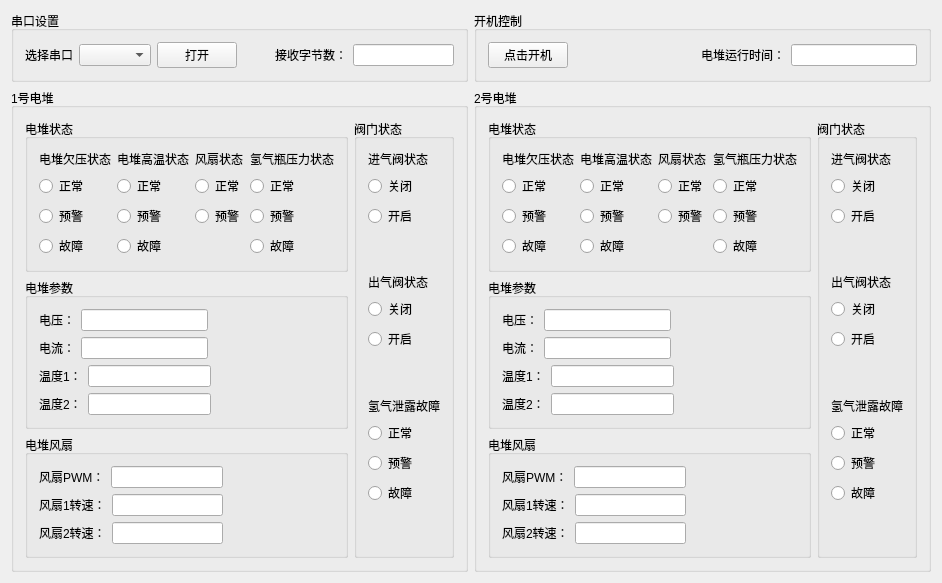
The window that CanFcDisplay/mainwindow.ui (yullll/CanFcDisplay) describes before a commit, drawn with Qt 5.
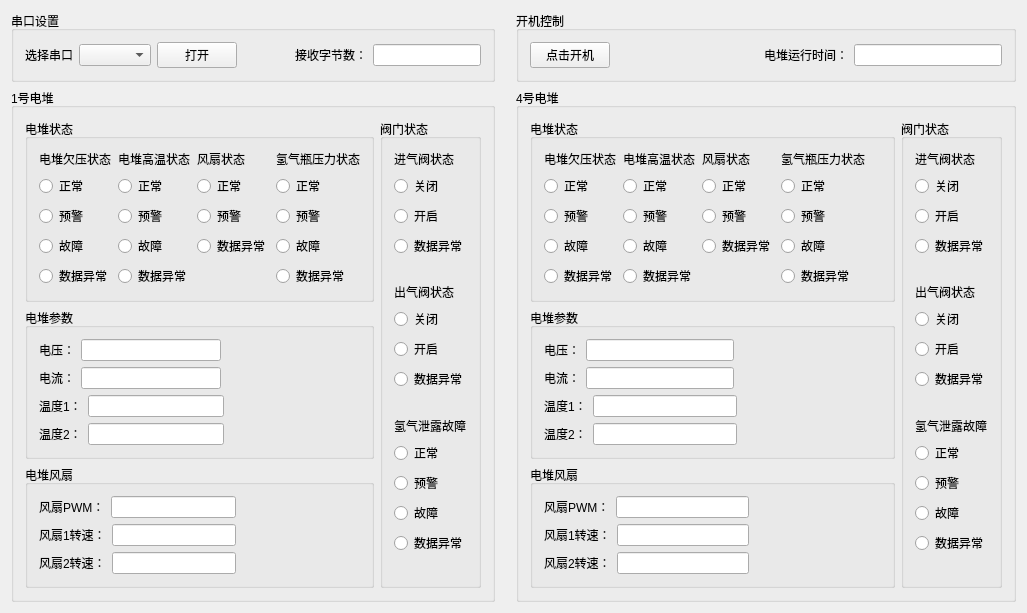
The same window after the commit.

The edit to the form file:
```diff
--- a/CanFcDisplay/mainwindow.ui
+++ b/CanFcDisplay/mainwindow.ui
@@ -6,8 +6,8 @@
    <rect>
     <x>0</x>
     <y>0</y>
-    <width>864</width>
-    <height>443</height>
+    <width>1027</width>
+    <height>513</height>
    </rect>
   </property>
   <property name="windowTitle">
@@ -61,7 +61,7 @@
     <item row="3" column="3">
      <widget class="QGroupBox" name="gridGroupBox">
       <property name="title">
-       <string>2号电堆</string>
+       <string>4号电堆</string>
       </property>
       <layout class="QGridLayout" name="gridLayout_9">
        <item row="1" column="0">
@@ -217,6 +217,13 @@
               </property>
              </widget>
             </item>
+            <item>
+             <widget class="QRadioButton" name="FC2UnderVoltageError">
+              <property name="text">
+               <string>数据异常</string>
+              </property>
+             </widget>
+            </item>
             <item>
              <spacer name="verticalSpacer_9">
               <property name="orientation">
@@ -262,6 +269,13 @@
               </property>
              </widget>
             </item>
+            <item>
+             <widget class="QRadioButton" name="FC2HighTemperatureError">
+              <property name="text">
+               <string>数据异常</string>
+              </property>
+             </widget>
+            </item>
             <item>
              <spacer name="verticalSpacer_10">
               <property name="orientation">
@@ -307,6 +321,13 @@
               </property>
              </widget>
             </item>
+            <item>
+             <widget class="QRadioButton" name="FC2LowPressureError">
+              <property name="text">
+               <string>数据异常</string>
+              </property>
+             </widget>
+            </item>
             <item>
              <spacer name="verticalSpacer_16">
               <property name="orientation">
@@ -345,6 +366,13 @@
               </property>
              </widget>
             </item>
+            <item>
+             <widget class="QRadioButton" name="FC2FanStatusError">
+              <property name="text">
+               <string>数据异常</string>
+              </property>
+             </widget>
+            </item>
             <item>
              <spacer name="verticalSpacer_15">
               <property name="orientation">
@@ -495,6 +523,13 @@
               </property>
              </widget>
             </item>
+            <item>
+             <widget class="QRadioButton" name="FC2OutValveStatusError">
+              <property name="text">
+               <string>数据异常</string>
+              </property>
+             </widget>
+            </item>
             <item>
              <spacer name="verticalSpacer_7">
               <property name="orientation">
@@ -540,6 +575,13 @@
               </property>
              </widget>
             </item>
+            <item>
+             <widget class="QRadioButton" name="FC2HydrogenLeaksError">
+              <property name="text">
+               <string>数据异常</string>
+              </property>
+             </widget>
+            </item>
             <item>
              <spacer name="verticalSpacer_8">
               <property name="orientation">
@@ -578,6 +620,13 @@
               </property>
              </widget>
             </item>
+            <item>
+             <widget class="QRadioButton" name="FC2InValveStatusError">
+              <property name="text">
+               <string>数据异常</string>
+              </property>
+             </widget>
+            </item>
             <item>
              <spacer name="verticalSpacer_6">
               <property name="orientation">
@@ -907,6 +956,13 @@
               </property>
              </widget>
             </item>
+            <item>
+             <widget class="QRadioButton" name="FC1UnderVoltageError">
+              <property name="text">
+               <string>数据异常</string>
+              </property>
+             </widget>
+            </item>
             <item>
              <spacer name="verticalSpacer_4">
               <property name="orientation">
@@ -952,6 +1008,13 @@
               </property>
              </widget>
             </item>
+            <item>
+             <widget class="QRadioButton" name="FC1HighTemperatureError">
+              <property name="text">
+               <string>数据异常</string>
+              </property>
+             </widget>
+            </item>
             <item>
              <spacer name="verticalSpacer_5">
               <property name="orientation">
@@ -990,6 +1053,13 @@
               </property>
              </widget>
             </item>
+            <item>
+             <widget class="QRadioButton" name="FC1FanStatusError">
+              <property name="text">
+               <string>数据异常</string>
+              </property>
+             </widget>
+            </item>
             <item>
              <spacer name="verticalSpacer_13">
               <property name="orientation">
@@ -1035,6 +1105,13 @@
               </property>
              </widget>
             </item>
+            <item>
+             <widget class="QRadioButton" name="FC1LowPressureError">
+              <property name="text">
+               <string>数据异常</string>
+              </property>
+             </widget>
+            </item>
             <item>
              <spacer name="verticalSpacer_14">
               <property name="orientation">
@@ -1097,6 +1174,13 @@
                 </property>
                </widget>
               </item>
+              <item>
+               <widget class="QRadioButton" name="FC1InValveStatusError">
+                <property name="text">
+                 <string>数据异常</string>
+                </property>
+               </widget>
+              </item>
               <item>
                <spacer name="verticalSpacer_3">
                 <property name="orientation">
@@ -1142,6 +1226,13 @@
                 </property>
                </widget>
               </item>
+              <item>
+               <widget class="QRadioButton" name="FC1HydrogenLeaksError">
+                <property name="text">
+                 <string>数据异常</string>
+                </property>
+               </widget>
+              </item>
               <item>
                <spacer name="verticalSpacer">
                 <property name="orientation">
@@ -1180,6 +1271,13 @@
                 </property>
                </widget>
               </item>
+              <item>
+               <widget class="QRadioButton" name="FC1OutValveStatusError">
+                <property name="text">
+                 <string>数据异常</string>
+                </property>
+               </widget>
+              </item>
               <item>
                <spacer name="verticalSpacer_2">
                 <property name="orientation">
```
